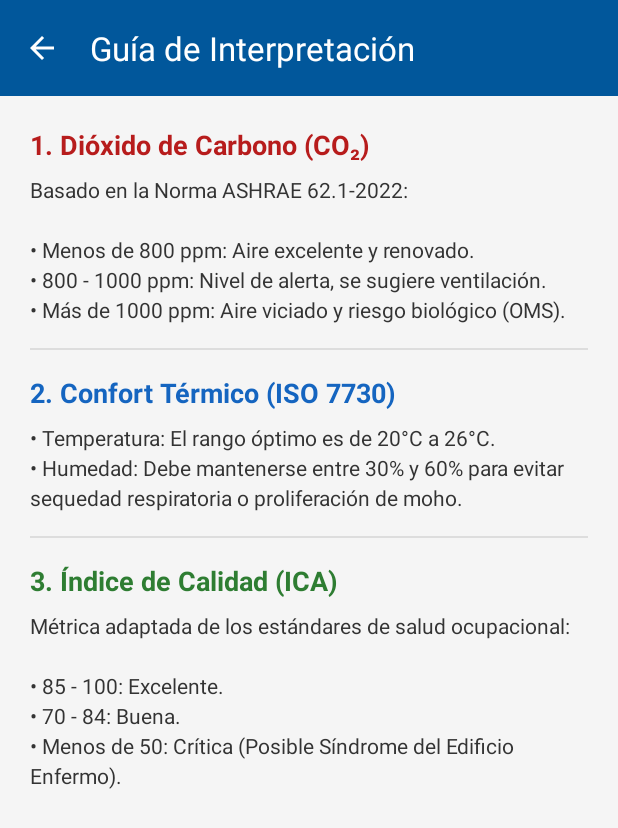
After one commit to AlexGuerreroR/App_MonitoreoCalidadAire, an Android app: the AyudaActivity screen opened directly, with no data from a screen before it, on a phone screen of 412 x 824 dp. The commit adds this screen. Shown: the top 828 px of the screen. Run offline under Robolectric (Android 15) with nearby library versions, the light colour scheme and no system bars.

Commit message:
V1.0.0: MQTT dinámico, gestión de dispositivos, guía técnica OMS y ajustes en DB

```diff
--- /dev/null
+++ b/src/mobile/MonitoreoAireApp/app/src/main/java/com/example/monitoreoaire/AyudaActivity.kt
@@ -0,0 +1,32 @@
+package com.example.monitoreoaire
+
+import android.os.Bundle
+import android.graphics.PorterDuff
+import androidx.appcompat.app.AppCompatActivity
+import androidx.appcompat.widget.Toolbar
+import androidx.core.content.ContextCompat
+
+class AyudaActivity : AppCompatActivity() {
+    override fun onCreate(savedInstanceState: Bundle?) {
+        super.onCreate(savedInstanceState)
+        setContentView(R.layout.activity_ayuda)
+
+        val toolbar: Toolbar = findViewById(R.id.toolbarAyuda)
+        setSupportActionBar(toolbar)
+
+        // Habilitar el botón de "Atrás" nativo
+        supportActionBar?.setDisplayHomeAsUpEnabled(true)
+        supportActionBar?.setDisplayShowHomeEnabled(true)
+
+        // --- CAMBIO PARA LA FLECHA BLANCA ---
+        // Esto busca el icono de retroceso y le aplica un filtro de color blanco
+        toolbar.navigationIcon?.setColorFilter(
+            ContextCompat.getColor(this, android.R.color.white),
+            PorterDuff.Mode.SRC_ATOP
+        )
+
+        toolbar.setNavigationOnClickListener {
+            onBackPressedDispatcher.onBackPressed()
+        }
+    }
+}
--- /dev/null
+++ b/src/mobile/MonitoreoAireApp/app/src/main/res/layout/activity_ayuda.xml
@@ -0,0 +1,84 @@
+<?xml version="1.0" encoding="utf-8"?>
+<androidx.coordinatorlayout.widget.CoordinatorLayout xmlns:android="http://schemas.android.com/apk/res/android"
+    xmlns:app="http://schemas.android.com/apk/res-auto"
+    android:layout_width="match_parent"
+    android:layout_height="match_parent"
+    android:background="#F5F5F5">
+
+    <com.google.android.material.appbar.AppBarLayout
+        android:layout_width="match_parent"
+        android:layout_height="wrap_content">
+
+        <androidx.appcompat.widget.Toolbar
+            android:id="@+id/toolbarAyuda"
+            android:layout_width="match_parent"
+            android:layout_height="?attr/actionBarSize"
+            android:background="#01579B"
+            app:title="Guía de Interpretación"
+            app:titleTextColor="@android:color/white"
+            app:navigationIconTint="@android:color/white" />
+    </com.google.android.material.appbar.AppBarLayout>
+
+    <androidx.core.widget.NestedScrollView
+        android:layout_width="match_parent"
+        android:layout_height="match_parent"
+        app:layout_behavior="@string/appbar_scrolling_view_behavior">
+
+        <LinearLayout
+            android:orientation="vertical"
+            android:padding="20dp"
+            android:layout_width="match_parent"
+            android:layout_height="wrap_content">
+
+            <TextView
+                android:layout_width="wrap_content"
+                android:layout_height="wrap_content"
+                android:text="1. Dióxido de Carbono (CO₂)"
+                android:textStyle="bold"
+                android:textColor="#B71C1C"
+                android:textSize="18sp"/>
+            <TextView
+                android:layout_width="match_parent"
+                android:layout_height="wrap_content"
+                android:layout_marginTop="8dp"
+                android:text="Basado en la Norma ASHRAE 62.1-2022:\n\n• Menos de 800 ppm: Aire excelente y renovado.\n• 800 - 1000 ppm: Nivel de alerta, se sugiere ventilación.\n• Más de 1000 ppm: Aire viciado y riesgo biológico (OMS)."
+                android:textColor="#333333"
+                android:lineSpacingExtra="4dp"/>
+
+            <View android:layout_width="match_parent" android:layout_height="1dp" android:background="#DDD" android:layout_marginVertical="16dp"/>
+
+            <TextView
+                android:layout_width="wrap_content"
+                android:layout_height="wrap_content"
+                android:text="2. Confort Térmico (ISO 7730)"
+                android:textStyle="bold"
+                android:textColor="#1565C0"
+                android:textSize="18sp"/>
+            <TextView
+                android:layout_width="match_parent"
+                android:layout_height="wrap_content"
+                android:layout_marginTop="8dp"
+                android:text="• Temperatura: El rango óptimo es de 20°C a 26°C.\n• Humedad: Debe mantenerse entre 30% y 60% para evitar sequedad respiratoria o proliferación de moho."
+                android:textColor="#333333"
+                android:lineSpacingExtra="4dp"/>
+
+            <View android:layout_width="match_parent" android:layout_height="1dp" android:background="#DDD" android:layout_marginVertical="16dp"/>
+
+            <TextView
+                android:layout_width="wrap_content"
+                android:layout_height="wrap_content"
+                android:text="3. Índice de Calidad (ICA)"
+                android:textStyle="bold"
+                android:textColor="#2E7D32"
+                android:textSize="18sp"/>
+            <TextView
+                android:layout_width="match_parent"
+                android:layout_height="wrap_content"
+                android:layout_marginTop="8dp"
+                android:text="Métrica adaptada de los estándares de salud ocupacional:\n\n• 85 - 100: Excelente.\n• 70 - 84: Buena.\n• Menos de 50: Crítica (Posible Síndrome del Edificio Enfermo)."
+                android:textColor="#333333"
+                android:lineSpacingExtra="4dp"/>
+
+        </LinearLayout>
+    </androidx.core.widget.NestedScrollView>
+</androidx.coordinatorlayout.widget.CoordinatorLayout>
--- a/src/mobile/MonitoreoAireApp/app/src/main/res/values/strings.xml
+++ b/src/mobile/MonitoreoAireApp/app/src/main/res/values/strings.xml
@@ -1,4 +1,4 @@
 <resources>
     <string name="app_name">MonitoreoAireApp</string>
-    <string name="instrucciones_configuracion_esp32">Token del dispositivo (usado internamente):\n%1$s\n1. Conéctese a la red wifi SensorAire-ESP32.\n2. Ingrese aquí las credenciales de su red</string>
+    <string name="instrucciones_configuracion_esp32">1. Conéctese a la red wifi SensorAire-ESP32.\n2. Ingrese aquí las credenciales de su red.</string>
 </resources>
```
Also changed, not shown: src/mobile/MonitoreoAireApp/app/src/main/AndroidManifest.xml (+12 -5 lines), src/mobile/MonitoreoAireApp/app/src/main/java/com/example/monitoreoaire/DispositivosFragment.kt (+83 -74 lines), src/mobile/MonitoreoAireApp/app/src/main/java/com/example/monitoreoaire/HomeFragment.kt (+22 -12 lines), src/mobile/MonitoreoAireApp/app/src/main/java/com/example/monitoreoaire/MqttManager.kt (+37 -22 lines), src/mobile/MonitoreoAireApp/app/src/main/res/layout/dialog_config_dispositivo.xml (+11 -0 lines), src/mobile/MonitoreoAireApp/app/src/main/res/layout/fragment_home.xml (+50 -178 lines), 3 other files.
